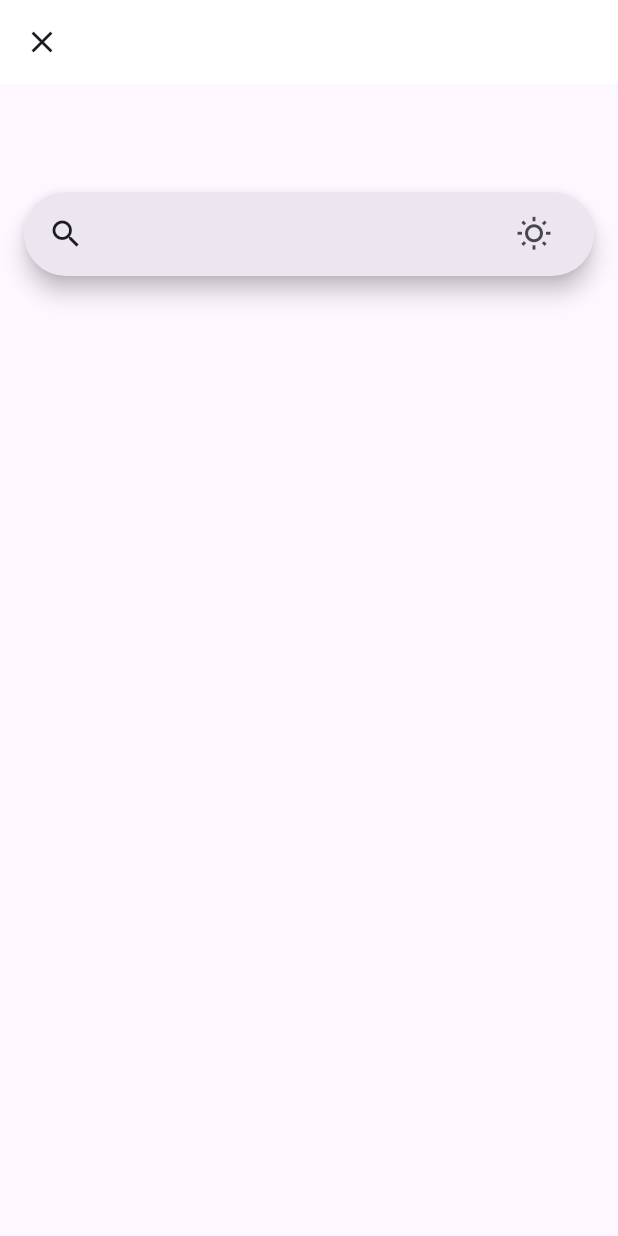
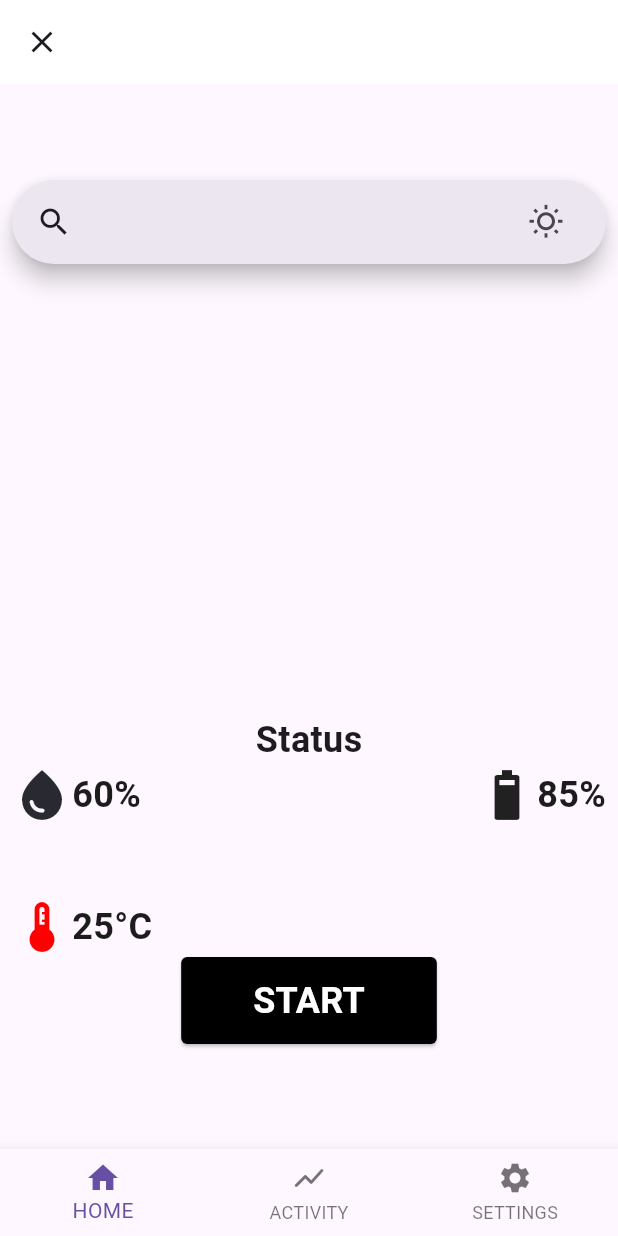
Before and after one commit to DgnK1/controlsapp, a Flutter app: the screen it shows after launch, after a tap on "Continue", on a phone screen of 412 x 824 dp. Run offline on Flutter 3.47's test engine with Material 3 defaults, Android fonts, the phone set to English and light mode, and no system bars.

Commit message:
Added new feature to main.dart and activity page

```diff
--- a/lib/main.dart
+++ b/lib/main.dart
@@ -48,7 +48,7 @@ class _LoginPageState extends State<LoginPage> {
               Text(
                 'Autonomous UAV',
                 style: TextStyle(
-                  fontFamily: 'Poppins',
+                  fontFamily: 'Roboto',
                   fontWeight: FontWeight.bold,
                   fontSize: 32,
                   color: Color(0xFF1C1C1C),
@@ -59,7 +59,7 @@ class _LoginPageState extends State<LoginPage> {
               Text(
                 'Create an account',
                 style: TextStyle(
-                  fontFamily: 'Poppins',
+                  fontFamily: 'Roboto',
                   fontWeight: FontWeight.bold,
                   fontSize: 26,
                   color: Color(0xFF1C1C1C),
@@ -70,7 +70,7 @@ class _LoginPageState extends State<LoginPage> {
               Text(
                 'Enter your email to sign up for this app',
                 style: TextStyle(
-                  fontFamily: 'Poppins',
+                  fontFamily: 'Roboto',
                   fontWeight: FontWeight.normal,
                   fontSize: 18,
                   color: Color(0xFF1C1C1C),
@@ -105,7 +105,9 @@ class _LoginPageState extends State<LoginPage> {
                     // pseudo login action
                     Navigator.push(
                       context,
-                      MaterialPageRoute(builder: (context) => EmptyTabPage()),
+                      MaterialPageRoute(
+                        builder: (context) => ControlsTabPage(),
+                      ),
                     );
                   },
                   style: ElevatedButton.styleFrom(
@@ -125,7 +127,6 @@ class _LoginPageState extends State<LoginPage> {
                 ),
               ),
               SizedBox(height: 26),
-
               Row(
                 children: [
                   Expanded(child: Divider(color: Colors.grey, thickness: 1)),
@@ -134,7 +135,7 @@ class _LoginPageState extends State<LoginPage> {
                     child: Text(
                       'or',
                       style: TextStyle(
-                        fontFamily: 'Poppins',
+                        fontFamily: 'Roboto',
                         fontSize: 14,
                         color: Color(0xFF87879D),
                       ),
@@ -153,7 +154,9 @@ class _LoginPageState extends State<LoginPage> {
                     //pseudo Google login
                     Navigator.push(
                       context,
-                      MaterialPageRoute(builder: (context) => EmptyTabPage()),
+                      MaterialPageRoute(
+                        builder: (context) => ControlsTabPage(),
+                      ),
                     );
                   },
                   icon: Icon(
@@ -222,7 +225,7 @@ class _LoginPageState extends State<LoginPage> {
                   "Don't have an account? Sign Up",
                   textAlign: TextAlign.center,
                   style: TextStyle(
-                    fontFamily: 'Poppins',
+                    fontFamily: 'Roboto',
                     fontSize: 14,
                     color: Color(0xFF87879D),
                   ),
@@ -236,15 +239,29 @@ class _LoginPageState extends State<LoginPage> {
   }
 }
 
-class EmptyTabPage extends StatelessWidget {
-  const EmptyTabPage({super.key});
+class ControlsTabPage extends StatefulWidget {
+  const ControlsTabPage({super.key});
+
+  @override
+  State<ControlsTabPage> createState() => _ControlsTabPageState();
+}
+
+// Update the ControlsTabPage class to include the ActivityPage
+class _ControlsTabPageState extends State<ControlsTabPage> {
+  int _currentIndex = 0;
+
+  final List<Widget> _pages = [
+    const SearchBarApp(), // Placeholder for Home Page
+    const ActivityPage(), // Add the new ActivityPage here
+    const Center(child: Text('Settings Page')), // Placeholder for Settings Page
+  ];
 
   @override
   Widget build(BuildContext context) {
     return Scaffold(
       appBar: AppBar(
         leading: IconButton(
-          icon: Icon(Icons.close),
+          icon: const Icon(Icons.close),
           onPressed: () {
             Navigator.pop(context); // Navigate back to the login page
           },
@@ -252,15 +269,32 @@ class EmptyTabPage extends StatelessWidget {
         backgroundColor: Colors.white,
         elevation: 0,
       ),
-      body: Padding(
-        padding: const EdgeInsets.all(8.0),
-        child: SearchBarApp(), // Use the SearchBarApp widget here
+      body: _pages[_currentIndex], // Display the selected page
+      bottomNavigationBar: BottomNavigationBar(
+        type: BottomNavigationBarType.fixed,
+        currentIndex: _currentIndex,
+        onTap: (int index) {
+          setState(() {
+            _currentIndex = index;
+          });
+        },
+        items: const [
+          BottomNavigationBarItem(icon: Icon(Icons.home), label: 'HOME'),
+          BottomNavigationBarItem(
+            icon: Icon(Icons.show_chart_rounded),
+            label: 'ACTIVITY',
+          ),
+          BottomNavigationBarItem(
+            icon: Icon(Icons.settings),
+            label: 'SETTINGS',
+          ),
+        ],
       ),
     );
   }
 }
 
-// Move the SearchBarApp class outside of EmptyTabPage
+// Move the SearchBarApp class outside of ControlsTabPage
 class SearchBarApp extends StatefulWidget {
   const SearchBarApp({super.key});
 
@@ -283,7 +317,9 @@ class _SearchBarAppState extends State<SearchBarApp> {
         appBar: AppBar(),
         body: Padding(
           padding: const EdgeInsets.all(8.0),
-          child: SearchAnchor(
+          child: Column(
+            children: [
+              SearchAnchor(
                 builder: (BuildContext context, SearchController controller) {
                   return SearchBar(
                     controller: controller,
@@ -322,15 +358,138 @@ class _SearchBarAppState extends State<SearchBarApp> {
                           title: Text(item),
                           onTap: () {
                             setState(() {
-                          controller.closeView(item);
+                              // Add your code here
                             });
                           },
                         );
                       });
                     },
               ),
+              SizedBox(
+                height: 300,
+              ), // Add some space between the search bar and the status text
+              Text(
+                'Status',
+                style: TextStyle(fontSize: 24, fontWeight: FontWeight.bold),
+              ),
+              Row(
+                crossAxisAlignment: CrossAxisAlignment.start,
+                children: [
+                  Column(
+                    crossAxisAlignment: CrossAxisAlignment.start,
+                    children: [
+                      Row(
+                        children: [
+                          Icon(
+                            Icons.water_drop,
+                            size: 40,
+                            color: Color.fromARGB(255, 41, 41, 49),
+                          ),
+                          Text(
+                            '60%',
+                            style: TextStyle(
+                              fontFamily: 'Roboto',
+                              fontWeight: FontWeight.bold,
+                              fontSize: 24,
+                              color: Color(0xFF1C1C1C),
+                            ),
+                          ),
+                        ],
+                      ),
+                      SizedBox(height: 48),
+                      Row(
+                        children: [
+                          Icon(
+                            Icons.thermostat,
+                            size: 40,
+                            color: Color.fromARGB(255, 255, 0, 0),
+                          ),
+                          Text(
+                            '25°C',
+                            style: TextStyle(
+                              fontFamily: 'Roboto',
+                              fontWeight: FontWeight.bold,
+                              fontSize: 24,
+                              color: Color(0xFF1C1C1C),
+                            ),
+                          ),
+                        ],
+                      ),
+                    ],
+                  ),
+                  Spacer(), // Take up the remaining space
+                  Column(
+                    crossAxisAlignment: CrossAxisAlignment.start,
+                    children: [
+                      Row(
+                        children: [
+                          Icon(Icons.battery_6_bar, size: 40),
+                          Text(
+                            '85%',
+                            style: TextStyle(
+                              fontFamily: 'Roboto',
+                              fontWeight: FontWeight.bold,
+                              fontSize: 24,
+                              color: Color(0xFF1C1C1C),
+                            ),
+                          ),
+                        ],
+                      ),
+                    ],
+                  ),
+                  SizedBox(height: 48),
+                ],
+              ),
+              ElevatedButton(
+                onPressed: () {
+                  // pseudo login action
+                  Navigator.push(
+                    context,
+                    MaterialPageRoute(builder: (context) => ControlsTabPage()),
+                  );
+                },
+                style: ElevatedButton.styleFrom(
+                  backgroundColor: Color.fromARGB(255, 0, 0, 0),
+                  shape: RoundedRectangleBorder(
+                    borderRadius: BorderRadius.circular(4),
+                  ),
+                  minimumSize: Size(0, 0),
+                  padding: EdgeInsets.symmetric(horizontal: 48, vertical: 12),
+                ),
+                child: Text(
+                  'START',
+                  style: TextStyle(
+                    color: Colors.white,
+                    fontSize: 24,
+                    fontWeight: FontWeight.bold,
+                  ),
+                ),
+              ),
+              SizedBox(height: 26),
+            ],
+          ),
         ),
       ),
     );
   }
 }
+
+class ActivityPage extends StatelessWidget {
+  const ActivityPage({super.key});
+
+  @override
+  Widget build(BuildContext context) {
+    return Scaffold(
+      appBar: AppBar(
+        title: const Text('Activity'),
+        backgroundColor: Colors.blue,
+      ),
+      body: const Center(
+        child: Text(
+          'Activity Page',
+          style: TextStyle(fontSize: 24, fontWeight: FontWeight.bold),
+        ),
+      ),
+    );
+  }
+}
```
Lines whose indentation alone changed are shown as unchanged.
